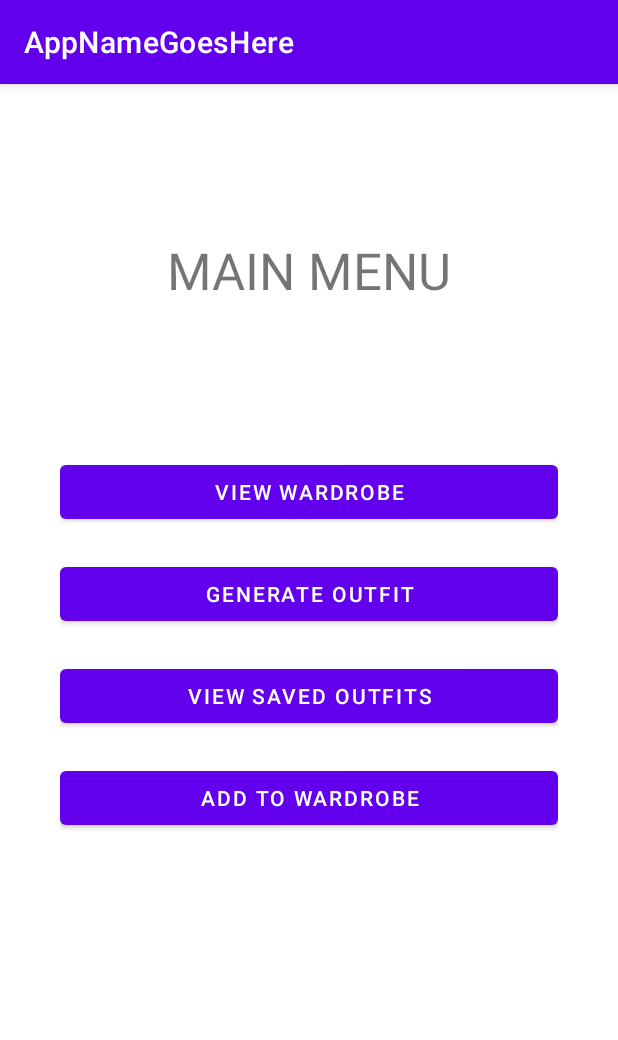
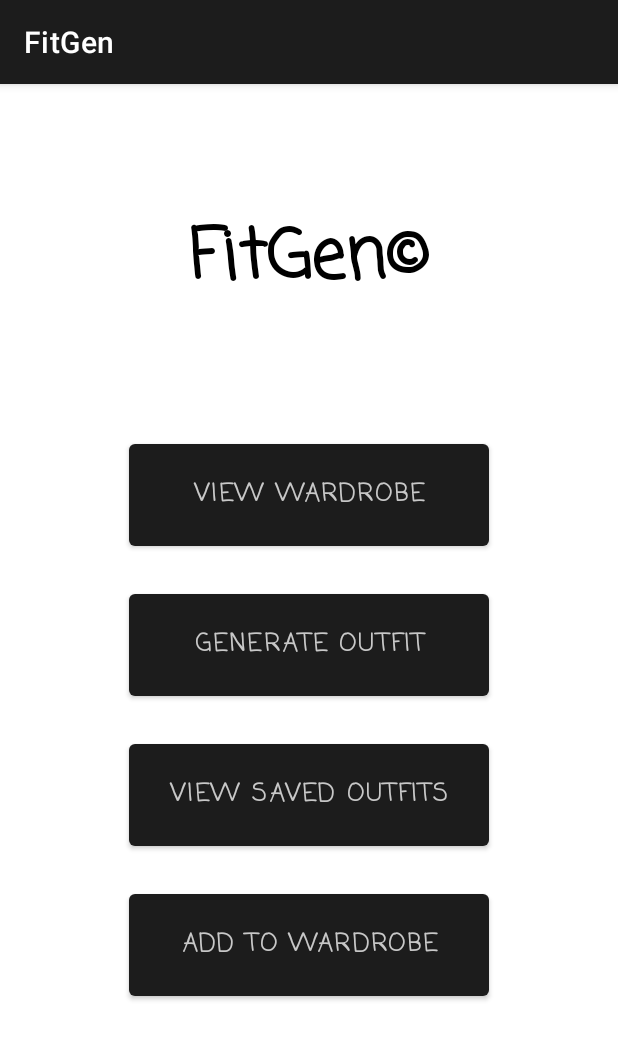
Before and after one commit to JasonChow320/501_final_project, an Android app: the screen it shows after launch (MainActivity), on a phone screen of 412 x 824 dp. Shown: the top 1040 px of the screen. Run offline under Robolectric (Android 15) with nearby library versions, the light colour scheme and no system bars.

Commit message:
added some styling to UI

```diff
--- a/AppNameGoesHere/app/src/main/res/layout/activity_main.xml
+++ b/AppNameGoesHere/app/src/main/res/layout/activity_main.xml
@@ -10,8 +10,9 @@
         android:id="@+id/textView"
         android:layout_width="wrap_content"
         android:layout_height="wrap_content"
-        android:text="MAIN MENU"
-        android:textSize="34sp"
+        android:text="FitGen©"
+        style="@style/TextStyle"
+        android:textSize="46sp"
         app:layout_constraintBottom_toTopOf="@+id/linearLayout"
         app:layout_constraintEnd_toEndOf="parent"
         app:layout_constraintStart_toStartOf="parent"
@@ -22,9 +23,8 @@
         android:layout_width="0dp"
         android:layout_height="wrap_content"
         android:layout_marginStart="40dp"
-        android:layout_marginTop="1dp"
         android:layout_marginEnd="40dp"
-        android:layout_marginBottom="1dp"
+        android:layout_marginTop="100dp"
         android:orientation="vertical"
         app:layout_constraintBottom_toBottomOf="parent"
         app:layout_constraintEnd_toEndOf="parent"
@@ -33,30 +33,22 @@
 
         <Button
             android:id="@+id/button1"
-            android:layout_width="match_parent"
-            android:layout_height="wrap_content"
-            android:layout_marginBottom="20dp"
+            style="@style/HomeButton"
             android:text="View Wardrobe" />
 
         <Button
             android:id="@+id/button2"
-            android:layout_width="match_parent"
-            android:layout_height="wrap_content"
-            android:layout_marginBottom="20dp"
+            style="@style/HomeButton"
             android:text="Generate Outfit" />
 
         <Button
             android:id="@+id/button3"
-            android:layout_width="match_parent"
-            android:layout_height="wrap_content"
-            android:layout_marginBottom="20dp"
+            style="@style/HomeButton"
             android:text="View Saved Outfits" />
 
         <Button
             android:id="@+id/button4"
-            android:layout_width="match_parent"
-            android:layout_height="wrap_content"
-            android:layout_marginBottom="20dp"
+            style="@style/HomeButton"
             android:text="Add To Wardrobe" />
     </LinearLayout>
 </androidx.constraintlayout.widget.ConstraintLayout>
--- a/AppNameGoesHere/app/src/main/res/values-night/themes.xml
+++ b/AppNameGoesHere/app/src/main/res/values-night/themes.xml
@@ -2,8 +2,8 @@
     <!-- Base application theme. -->
     <style name="Theme.AppNameGoesHere" parent="Theme.MaterialComponents.DayNight.DarkActionBar">
         <!-- Primary brand color. -->
-        <item name="colorPrimary">@color/purple_200</item>
-        <item name="colorPrimaryVariant">@color/purple_700</item>
+        <item name="colorPrimary">#000000</item>
+        <item name="colorPrimaryVariant">#2A2A2B</item>
         <item name="colorOnPrimary">@color/black</item>
         <!-- Secondary brand color. -->
         <item name="colorSecondary">@color/teal_200</item>
--- a/AppNameGoesHere/app/src/main/res/values/strings.xml
+++ b/AppNameGoesHere/app/src/main/res/values/strings.xml
@@ -1,3 +1,3 @@
 <resources>
-    <string name="app_name">AppNameGoesHere</string>
+    <string name="app_name">FitGen</string>
 </resources>
--- /dev/null
+++ b/AppNameGoesHere/app/src/main/res/values/styles.xml
@@ -0,0 +1,17 @@
+<?xml version="1.0" encoding="utf-8"?>
+<resources>
+    <style name="HomeButton">
+        <item name="android:layout_width">240dp</item>
+        <item name="android:layout_height">80dp</item>
+        <item name="android:layout_marginBottom">20dp</item>
+        <item name="android:layout_gravity">center</item>
+        <item name="fontFamily">casual</item>
+        <item name="android:textStyle">bold</item>
+        <item name="android:textSize">16sp</item>
+    </style>
+    <style name="TextStyle">
+        <item name="fontFamily">casual</item>
+        <item name="android:textStyle">bold</item>
+        <item name="android:textColor">#000000</item>
+    </style>
+</resources>
--- a/AppNameGoesHere/app/src/main/res/values/themes.xml
+++ b/AppNameGoesHere/app/src/main/res/values/themes.xml
@@ -2,9 +2,9 @@
     <!-- Base application theme. -->
     <style name="Theme.AppNameGoesHere" parent="Theme.MaterialComponents.DayNight.DarkActionBar">
         <!-- Primary brand color. -->
-        <item name="colorPrimary">@color/purple_500</item>
-        <item name="colorPrimaryVariant">@color/purple_700</item>
-        <item name="colorOnPrimary">@color/white</item>
+        <item name="colorPrimary">#1C1C1C</item>
+        <item name="colorPrimaryVariant">#424045</item>
+        <item name="colorOnPrimary">#C8C8C8</item>
         <!-- Secondary brand color. -->
         <item name="colorSecondary">@color/teal_200</item>
         <item name="colorSecondaryVariant">@color/teal_700</item>
```
